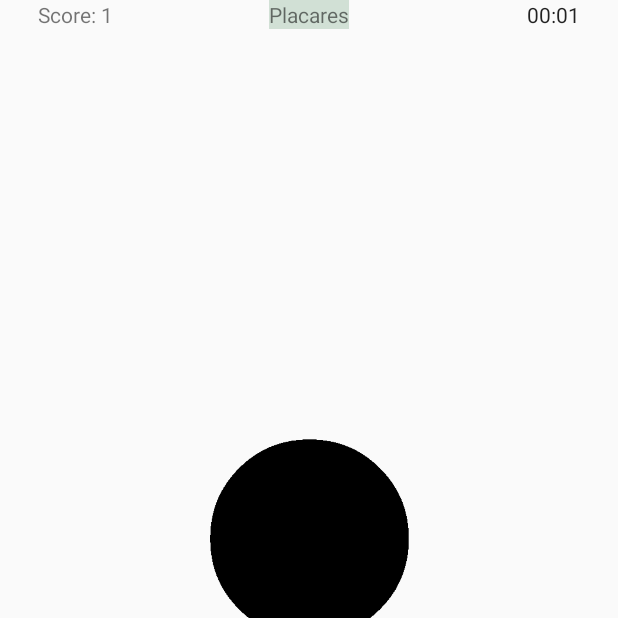
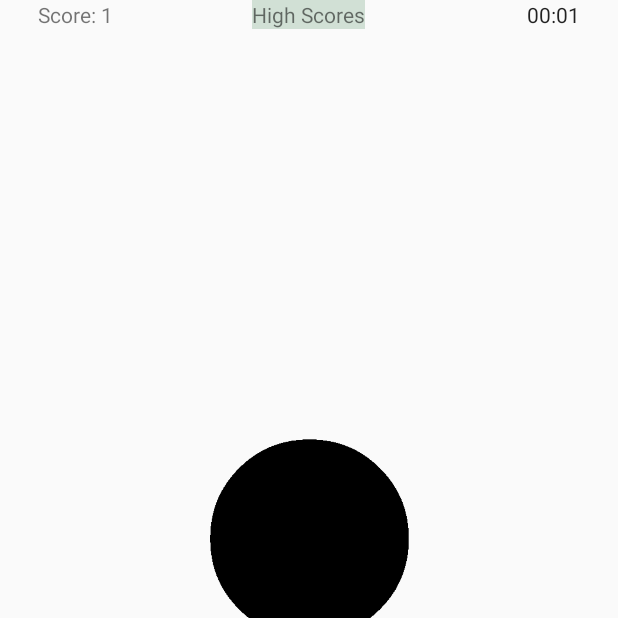
Before and after one commit to renancunha33/33seconds, an Android app: the screen it shows after launch (MainActivity), after a tap on an icon or button, on a phone screen of 412 x 824 dp, the top half of it. Run offline under Robolectric (Android 15) with nearby library versions, the phone set to English and light mode, and no system bars; 2 statements that could not run were skipped.

Commit message:
correcao de bugs2

```diff
--- a/app/build.gradle
+++ b/app/build.gradle
@@ -8,8 +8,8 @@ android {
         applicationId "com.renan.seconds33"
         minSdkVersion 16
         targetSdkVersion 23
-        versionCode 4
-        versionName "1.0.3"
+        versionCode 5
+        versionName "1.0.4"
     }
     buildTypes {
         release {
--- a/app/src/main/java/com/renan/seconds33/MainActivity.java
+++ b/app/src/main/java/com/renan/seconds33/MainActivity.java
@@ -133,7 +133,7 @@ public class MainActivity extends AppCompatActivity implements GoogleApiClient.C
             @Override
             public void onChronometerTick(Chronometer chronometer) {
                 teste++;
-                if (chtempo.getText().equals("00:33")) {
+                if (chtempo.getText().toString().contains("00:33")) {
                     chtempo.stop();
                     //================================ if score > score salvo no banco, atualizar aqui
                     if (model.getScore() < click) {
@@ -364,7 +364,8 @@ public class MainActivity extends AppCompatActivity implements GoogleApiClient.C
             //do notthing
         }
     }
-    public void verplacares(View v){
+
+    public void verplacares(View v) {
         try {
             //================================== PLACAR dos jogadores
             startActivityForResult(Games.Leaderboards.getLeaderboardIntent(mGoogleApiClient, getString(R.string.leaderboard_best_score)), 100);
--- a/app/src/main/res/layout/activity_main.xml
+++ b/app/src/main/res/layout/activity_main.xml
@@ -37,7 +37,8 @@
             android:layout_width="wrap_content"
             android:layout_height="wrap_content"
             android:textAppearance="?android:attr/textAppearanceSmall"
-            android:text="Placares"
+            android:clickable="true"
+            android:text="High Scores"
             android:id="@+id/textView"
             android:layout_centerVertical="true"
             android:layout_centerHorizontal="true"
```
